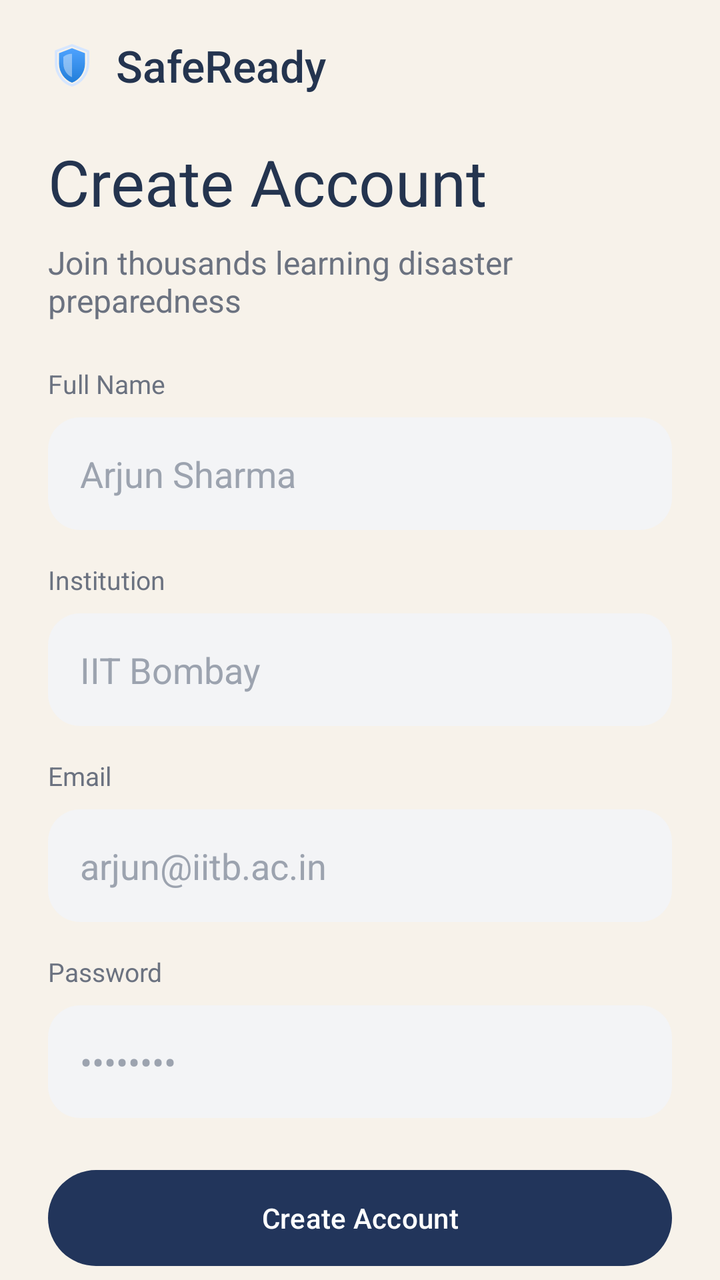
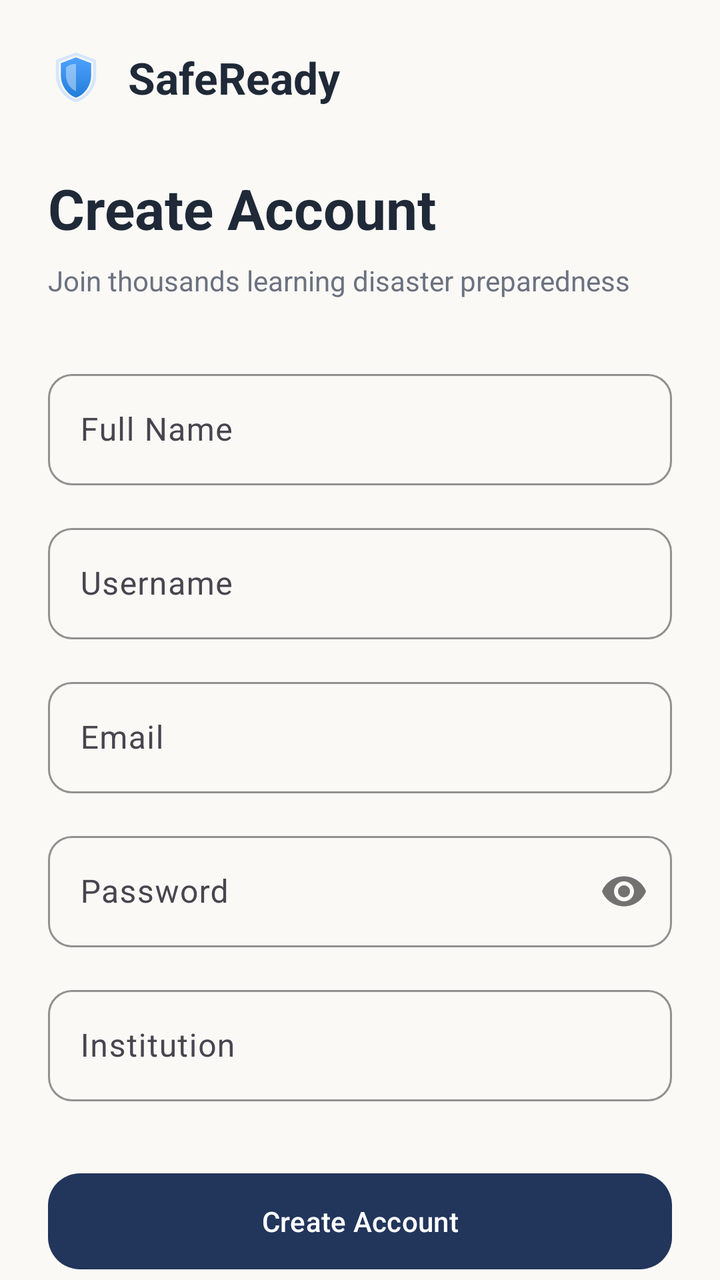

The first picture is an Android layout as it rendered before a commit; the second is the same layout after the commit. The layout source and the unified diff follow.
<!-- AndroidManifest.xml: application theme Theme.Capstone -->
<!-- res/layout/activity_signup.xml -->
<?xml version="1.0" encoding="utf-8"?>
<androidx.core.widget.NestedScrollView xmlns:android="http://schemas.android.com/apk/res/android"
    xmlns:app="http://schemas.android.com/apk/res-auto"
    android:id="@+id/signupScroll"
    android:layout_width="match_parent"
    android:layout_height="match_parent"
    android:background="@color/signup_bg"
    android:fillViewport="true">

    <androidx.constraintlayout.widget.ConstraintLayout
        android:id="@+id/signupRoot"
        android:layout_width="match_parent"
        android:layout_height="match_parent"
        android:paddingStart="24dp"
        android:paddingEnd="24dp"
        android:paddingTop="18dp"
        android:paddingBottom="18dp">

        
        <LinearLayout
            android:id="@+id/header"
            android:layout_width="wrap_content"
            android:layout_height="wrap_content"
            android:gravity="center_vertical"
            android:orientation="horizontal"
            app:layout_constraintStart_toStartOf="parent"
            app:layout_constraintTop_toTopOf="parent">

            <ImageView
                android:layout_width="24dp"
                android:layout_height="24dp"
                android:contentDescription="@string/safeready_logo"
                android:src="@drawable/ic_shield_gradient" />

            <TextView
                android:layout_width="wrap_content"
                android:layout_height="wrap_content"
                android:layout_marginStart="10dp"
                android:fontFamily="sans-serif-medium"
                android:text="@string/safeready_title"
                android:textColor="@color/onboarding_title"
                android:textSize="22sp" />
        </LinearLayout>

        <TextView
            android:id="@+id/title"
            android:layout_width="0dp"
            android:layout_height="wrap_content"
            android:layout_marginTop="22dp"
            android:fontFamily="sans-serif"
            android:text="@string/signup_title"
            android:textColor="@color/onboarding_title"
            android:textSize="32sp"
            app:layout_constraintEnd_toEndOf="parent"
            app:layout_constraintStart_toStartOf="parent"
            app:layout_constraintTop_toBottomOf="@id/header" />

        <TextView
            android:id="@+id/subtitle"
            android:layout_width="0dp"
            android:layout_height="wrap_content"
            android:layout_marginTop="8dp"
            android:fontFamily="sans-serif"
            android:text="@string/signup_subtitle"
            android:textColor="@color/onboarding_desc"
            android:textSize="16sp"
            app:layout_constraintEnd_toEndOf="parent"
            app:layout_constraintStart_toStartOf="parent"
            app:layout_constraintTop_toBottomOf="@id/title" />

        
        <TextView
            android:id="@+id/labelName"
            android:layout_width="0dp"
            android:layout_height="wrap_content"
            android:layout_marginTop="22dp"
            android:fontFamily="sans-serif"
            android:text="@string/signup_fullname"
            android:textColor="@color/signup_label"
            android:textSize="13sp"
            app:layout_constraintEnd_toEndOf="parent"
            app:layout_constraintStart_toStartOf="parent"
            app:layout_constraintTop_toBottomOf="@id/subtitle" />

        <EditText
            android:id="@+id/inputName"
            android:layout_width="0dp"
            android:layout_height="wrap_content"
            android:layout_marginTop="8dp"
            android:background="@drawable/bg_input"
            android:fontFamily="sans-serif"
            android:hint="@string/signup_fullname_hint"
            android:inputType="textPersonName"
            android:padding="16dp"
            android:textColor="@color/signup_input"
            android:textColorHint="@color/signup_hint"
            app:layout_constraintEnd_toEndOf="parent"
            app:layout_constraintStart_toStartOf="parent"
            app:layout_constraintTop_toBottomOf="@id/labelName" />

        
        <TextView
            android:id="@+id/labelInstitution"
            android:layout_width="0dp"
            android:layout_height="wrap_content"
            android:layout_marginTop="16dp"
            android:fontFamily="sans-serif"
            android:text="@string/signup_institution"
            android:textColor="@color/signup_label"
            android:textSize="13sp"
            app:layout_constraintEnd_toEndOf="parent"
            app:layout_constraintStart_toStartOf="parent"
            app:layout_constraintTop_toBottomOf="@id/inputName" />

        <EditText
            android:id="@+id/inputInstitution"
            android:layout_width="0dp"
            android:layout_height="wrap_content"
            android:layout_marginTop="8dp"
            android:background="@drawable/bg_input"
            android:fontFamily="sans-serif"
            android:hint="@string/signup_institution_hint"
            android:inputType="text"
            android:padding="16dp"
            android:textColor="@color/signup_input"
            android:textColorHint="@color/signup_hint"
            app:layout_constraintEnd_toEndOf="parent"
            app:layout_constraintStart_toStartOf="parent"
            app:layout_constraintTop_toBottomOf="@id/labelInstitution" />

        
        <TextView
            android:id="@+id/labelEmail"
            android:layout_width="0dp"
            android:layout_height="wrap_content"
            android:layout_marginTop="16dp"
            android:fontFamily="sans-serif"
            android:text="@string/signup_email"
            android:textColor="@color/signup_label"
            android:textSize="13sp"
            app:layout_constraintEnd_toEndOf="parent"
            app:layout_constraintStart_toStartOf="parent"
            app:layout_constraintTop_toBottomOf="@id/inputInstitution" />

        <EditText
            android:id="@+id/inputEmail"
            android:layout_width="0dp"
            android:layout_height="wrap_content"
            android:layout_marginTop="8dp"
            android:background="@drawable/bg_input"
            android:fontFamily="sans-serif"
            android:hint="@string/signup_email_hint"
            android:inputType="textEmailAddress"
            android:padding="16dp"
            android:textColor="@color/signup_input"
            android:textColorHint="@color/signup_hint"
            app:layout_constraintEnd_toEndOf="parent"
            app:layout_constraintStart_toStartOf="parent"
            app:layout_constraintTop_toBottomOf="@id/labelEmail" />

        
        <TextView
            android:id="@+id/labelPassword"
            android:layout_width="0dp"
            android:layout_height="wrap_content"
            android:layout_marginTop="16dp"
            android:fontFamily="sans-serif"
            android:text="@string/signup_password"
            android:textColor="@color/signup_label"
            android:textSize="13sp"
            app:layout_constraintEnd_toEndOf="parent"
            app:layout_constraintStart_toStartOf="parent"
            app:layout_constraintTop_toBottomOf="@id/inputEmail" />

        <EditText
            android:id="@+id/inputPassword"
            android:layout_width="0dp"
            android:layout_height="wrap_content"
            android:layout_marginTop="8dp"
            android:background="@drawable/bg_input"
            android:fontFamily="sans-serif"
            android:hint="@string/signup_password_hint"
            android:inputType="textPassword"
            android:padding="16dp"
            android:textColor="@color/signup_input"
            android:textColorHint="@color/signup_hint"
            app:layout_constraintEnd_toEndOf="parent"
            app:layout_constraintStart_toStartOf="parent"
            app:layout_constraintTop_toBottomOf="@id/labelPassword" />

        <com.google.android.material.button.MaterialButton
            android:id="@+id/btnCreate"
            android:layout_width="0dp"
            android:layout_height="56dp"
            android:layout_marginTop="22dp"
            android:fontFamily="sans-serif-medium"
            android:text="@string/signup_primary"
            android:textAllCaps="false"
            android:textColor="@color/white"
            app:backgroundTint="@color/safeready_navy"
            app:cornerRadius="30dp"
            app:layout_constraintEnd_toEndOf="parent"
            app:layout_constraintStart_toStartOf="parent"
            app:layout_constraintTop_toBottomOf="@id/inputPassword" />

        <TextView
            android:id="@+id/footer"
            android:layout_width="0dp"
            android:layout_height="wrap_content"
            android:layout_marginTop="18dp"
            android:fontFamily="sans-serif"
            android:gravity="center"
            android:textColor="@color/onboarding_desc"
            android:textSize="14sp"
            app:layout_constraintEnd_toEndOf="parent"
            app:layout_constraintStart_toStartOf="parent"
            app:layout_constraintTop_toBottomOf="@id/btnCreate" />

    </androidx.constraintlayout.widget.ConstraintLayout>
</androidx.core.widget.NestedScrollView>
<!-- resources referenced by this layout -->
<resources>
  <color name="onboarding_desc">#6B7280</color>
  <color name="onboarding_title">#24344F</color>
  <color name="safeready_navy">#22355B</color>
  <color name="signup_bg">#F7F2EA</color>
  <color name="signup_hint">#9CA3AF</color>
  <color name="signup_input">#374151</color>
  <color name="signup_label">#6B7280</color>
  <color name="white">#FFFFFFFF</color>
  <!-- drawable bg_input (drawable) -->
  <?xml version="1.0" encoding="utf-8"?>
  <shape xmlns:android="http://schemas.android.com/apk/res/android">
      <solid android:color="#F3F4F6" />
      <corners android:radius="16dp" />
  </shape>
  <string name="safeready_logo">SafeReady logo</string>
  <string name="safeready_title">SafeReady</string>
  <string name="signup_email">Email</string>
  <string name="signup_email_hint">arjun@iitb.ac.in</string>
  <string name="signup_fullname">Full Name</string>
  <string name="signup_fullname_hint">Arjun Sharma</string>
  <string name="signup_institution">Institution</string>
  <string name="signup_institution_hint">IIT Bombay</string>
  <string name="signup_password">Password</string>
  <string name="signup_password_hint">••••••••</string>
  <string name="signup_primary">Create Account</string>
  <string name="signup_subtitle">Join thousands learning disaster preparedness</string>
  <string name="signup_title">Create Account</string>
  <style name="Theme.Capstone" parent="Base.Theme.Capstone" />
  <style name="Base.Theme.Capstone" parent="Theme.Material3.DayNight.NoActionBar">
          
          
      </style>
  <!-- unchanged entries left out for length: 1 -->
</resources>

<!-- the commit's change to res/layout/activity_signup.xml (unified diff, before → after) -->
@@ -4,17 +4,14 @@
     android:id="@+id/signupScroll"
     android:layout_width="match_parent"
     android:layout_height="match_parent"
-    android:background="@color/signup_bg"
+    android:background="@color/bg_app"
     android:fillViewport="true">
 
     <androidx.constraintlayout.widget.ConstraintLayout
         android:id="@+id/signupRoot"
         android:layout_width="match_parent"
         android:layout_height="match_parent"
-        android:paddingStart="24dp"
-        android:paddingEnd="24dp"
-        android:paddingTop="18dp"
-        android:paddingBottom="18dp">
+        android:padding="24dp">
 
         
         <LinearLayout
@@ -27,191 +24,142 @@
             app:layout_constraintTop_toTopOf="parent">
 
             <ImageView
-                android:layout_width="24dp"
-                android:layout_height="24dp"
-                android:contentDescription="@string/safeready_logo"
+                android:layout_width="28dp"
+                android:layout_height="28dp"
                 android:src="@drawable/ic_shield_gradient" />
 
             <TextView
+                style="@style/TextStyle.Heading.Large"
                 android:layout_width="wrap_content"
                 android:layout_height="wrap_content"
-                android:layout_marginStart="10dp"
-                android:fontFamily="sans-serif-medium"
-                android:text="@string/safeready_title"
-                android:textColor="@color/onboarding_title"
-                android:textSize="22sp" />
+                android:layout_marginStart="12dp"
+                android:text="@string/safeready_title" />
         </LinearLayout>
 
         <TextView
             android:id="@+id/title"
+            style="@style/TextStyle.Display.Medium"
             android:layout_width="0dp"
             android:layout_height="wrap_content"
-            android:layout_marginTop="22dp"
-            android:fontFamily="sans-serif"
+            android:layout_marginTop="32dp"
             android:text="@string/signup_title"
-            android:textColor="@color/onboarding_title"
-            android:textSize="32sp"
             app:layout_constraintEnd_toEndOf="parent"
             app:layout_constraintStart_toStartOf="parent"
             app:layout_constraintTop_toBottomOf="@id/header" />
 
         <TextView
             android:id="@+id/subtitle"
+            style="@style/TextStyle.Body.Medium"
             android:layout_width="0dp"
             android:layout_height="wrap_content"
             android:layout_marginTop="8dp"
-            android:fontFamily="sans-serif"
             android:text="@string/signup_subtitle"
-            android:textColor="@color/onboarding_desc"
-            android:textSize="16sp"
+            android:textColor="@color/text_secondary"
             app:layout_constraintEnd_toEndOf="parent"
             app:layout_constraintStart_toStartOf="parent"
             app:layout_constraintTop_toBottomOf="@id/title" />
 
         
-        <TextView
-            android:id="@+id/labelName"
-            android:layout_width="0dp"
+        <com.google.android.material.textfield.TextInputLayout
+            android:id="@+id/layoutName"
+            style="@style/InputField.Primary"
+            android:layout_width="match_parent"
             android:layout_height="wrap_content"
-            android:layout_marginTop="22dp"
-            android:fontFamily="sans-serif"
-            android:text="@string/signup_fullname"
-            android:textColor="@color/signup_label"
-            android:textSize="13sp"
-            app:layout_constraintEnd_toEndOf="parent"
-            app:layout_constraintStart_toStartOf="parent"
-            app:layout_constraintTop_toBottomOf="@id/subtitle" />
+            android:layout_marginTop="32dp"
+            android:hint="@string/signup_fullname"
+            app:layout_constraintTop_toBottomOf="@id/subtitle">
 
-        <EditText
-            android:id="@+id/inputName"
-            android:layout_width="0dp"
-            android:layout_height="wrap_content"
-            android:layout_marginTop="8dp"
-            android:background="@drawable/bg_input"
-            android:fontFamily="sans-serif"
-            android:hint="@string/signup_fullname_hint"
-            android:inputType="textPersonName"
-            android:padding="16dp"
-            android:textColor="@color/signup_input"
-            android:textColorHint="@color/signup_hint"
-            app:layout_constraintEnd_toEndOf="parent"
-            app:layout_constraintStart_toStartOf="parent"
-            app:layout_constraintTop_toBottomOf="@id/labelName" />
+            <com.google.android.material.textfield.TextInputEditText
+                android:id="@+id/inputName"
+                android:layout_width="match_parent"
+                android:layout_height="wrap_content"
+                android:inputType="textPersonName" />
+        </com.google.android.material.textfield.TextInputLayout>
 
         
-        <TextView
-            android:id="@+id/labelInstitution"
-            android:layout_width="0dp"
+        <com.google.android.material.textfield.TextInputLayout
+            android:id="@+id/layoutUsername"
+            style="@style/InputField.Primary"
+            android:layout_width="match_parent"
             android:layout_height="wrap_content"
             android:layout_marginTop="16dp"
-            android:fontFamily="sans-serif"
-            android:text="@string/signup_institution"
-            android:textColor="@color/signup_label"
-            android:textSize="13sp"
-            app:layout_constraintEnd_toEndOf="parent"
-            app:layout_constraintStart_toStartOf="parent"
-            app:layout_constraintTop_toBottomOf="@id/inputName" />
+            android:hint="@string/signup_username"
+            app:layout_constraintTop_toBottomOf="@id/layoutName">
 
-        <EditText
-            android:id="@+id/inputInstitution"
-            android:layout_width="0dp"
-            android:layout_height="wrap_content"
-            android:layout_marginTop="8dp"
-            android:background="@drawable/bg_input"
-            android:fontFamily="sans-serif"
-            android:hint="@string/signup_institution_hint"
-            android:inputType="text"
-            android:padding="16dp"
-            android:textColor="@color/signup_input"
-            android:textColorHint="@color/signup_hint"
-            app:layout_constraintEnd_toEndOf="parent"
-            app:layout_constraintStart_toStartOf="parent"
-            app:layout_constraintTop_toBottomOf="@id/labelInstitution" />
+            <com.google.android.material.textfield.TextInputEditText
+                android:id="@+id/inputUsername"
+                android:layout_width="match_parent"
+                android:layout_height="wrap_content"
+                android:inputType="text" />
+        </com.google.android.material.textfield.TextInputLayout>
 
         
-        <TextView
-            android:id="@+id/labelEmail"
-            android:layout_width="0dp"
+        <com.google.android.material.textfield.TextInputLayout
+            android:id="@+id/layoutEmail"
+            style="@style/InputField.Primary"
+            android:layout_width="match_parent"
             android:layout_height="wrap_content"
             android:layout_marginTop="16dp"
-            android:fontFamily="sans-serif"
-            android:text="@string/signup_email"
-            android:textColor="@color/signup_label"
-            android:textSize="13sp"
-            app:layout_constraintEnd_toEndOf="parent"
-            app:layout_constraintStart_toStartOf="parent"
-            app:layout_constraintTop_toBottomOf="@id/inputInstitution" />
+            android:hint="@string/signup_email"
+            app:layout_constraintTop_toBottomOf="@id/layoutUsername">
 
-        <EditText
-            android:id="@+id/inputEmail"
-            android:layout_width="0dp"
-            android:layout_height="wrap_content"
-            android:layout_marginTop="8dp"
-            android:background="@drawable/bg_input"
-            android:fontFamily="sans-serif"
-            android:hint="@string/signup_email_hint"
-            android:inputType="textEmailAddress"
-            android:padding="16dp"
-            android:textColor="@color/signup_input"
-            android:textColorHint="@color/signup_hint"
-            app:layout_constraintEnd_toEndOf="parent"
-            app:layout_constraintStart_toStartOf="parent"
-            app:layout_constraintTop_toBottomOf="@id/labelEmail" />
+            <com.google.android.material.textfield.TextInputEditText
+                android:id="@+id/inputEmail"
+                android:layout_width="match_parent"
+                android:layout_height="wrap_content"
+                android:inputType="textEmailAddress" />
+        </com.google.android.material.textfield.TextInputLayout>
 
         
-        <TextView
-            android:id="@+id/labelPassword"
-            android:layout_width="0dp"
+        <com.google.android.material.textfield.TextInputLayout
+            android:id="@+id/layoutPassword"
+            style="@style/InputField.Primary"
+            android:layout_width="match_parent"
             android:layout_height="wrap_content"
             android:layout_marginTop="16dp"
-            android:fontFamily="sans-serif"
-            android:text="@string/signup_password"
-            android:textColor="@color/signup_label"
-            android:textSize="13sp"
-            app:layout_constraintEnd_toEndOf="parent"
-            app:layout_constraintStart_toStartOf="parent"
-            app:layout_constraintTop_toBottomOf="@id/inputEmail" />
+            android:hint="@string/signup_password"
+            app:passwordToggleEnabled="true"
+            app:layout_constraintTop_toBottomOf="@id/layoutEmail">
 
-        <EditText
-            android:id="@+id/inputPassword"
-            android:layout_width="0dp"
+            <com.google.android.material.textfield.TextInputEditText
+                android:id="@+id/inputPassword"
+                android:layout_width="match_parent"
+                android:layout_height="wrap_content"
+                android:inputType="textPassword" />
+        </com.google.android.material.textfield.TextInputLayout>
+
+        
+        <com.google.android.material.textfield.TextInputLayout
+            android:id="@+id/layoutInstitution"
+            style="@style/InputField.Primary"
+            android:layout_width="match_parent"
             android:layout_height="wrap_content"
-            android:layout_marginTop="8dp"
-            android:background="@drawable/bg_input"
-            android:fontFamily="sans-serif"
-            android:hint="@string/signup_password_hint"
-            android:inputType="textPassword"
-            android:padding="16dp"
-            android:textColor="@color/signup_input"
-            android:textColorHint="@color/signup_hint"
-            app:layout_constraintEnd_toEndOf="parent"
-            app:layout_constraintStart_toStartOf="parent"
-            app:layout_constraintTop_toBottomOf="@id/labelPassword" />
+            android:layout_marginTop="16dp"
+            android:hint="@string/signup_institution"
+            app:layout_constraintTop_toBottomOf="@id/layoutPassword">
+
+            <com.google.android.material.textfield.TextInputEditText
+                android:id="@+id/inputInstitution"
+                android:layout_width="match_parent"
+                android:layout_height="wrap_content"
+                android:inputType="text" />
+        </com.google.android.material.textfield.TextInputLayout>
 
         <com.google.android.material.button.MaterialButton
             android:id="@+id/btnCreate"
-            android:layout_width="0dp"
+            style="@style/Button.Primary"
+            android:layout_width="match_parent"
             android:layout_height="56dp"
-            android:layout_marginTop="22dp"
-            android:fontFamily="sans-serif-medium"
+            android:layout_marginTop="32dp"
             android:text="@string/signup_primary"
-            android:textAllCaps="false"
-            android:textColor="@color/white"
-            app:backgroundTint="@color/safeready_navy"
-            app:cornerRadius="30dp"
-            app:layout_constraintEnd_toEndOf="parent"
-            app:layout_constraintStart_toStartOf="parent"
-            app:layout_constraintTop_toBottomOf="@id/inputPassword" />
+            app:layout_constraintTop_toBottomOf="@id/layoutInstitution" />
 
         <TextView
             android:id="@+id/footer"
-            android:layout_width="0dp"
+            style="@style/TextStyle.Body.Medium"
+            android:layout_width="wrap_content"
             android:layout_height="wrap_content"
-            android:layout_marginTop="18dp"
-            android:fontFamily="sans-serif"
-            android:gravity="center"
-            android:textColor="@color/onboarding_desc"
-            android:textSize="14sp"
+            android:layout_marginTop="24dp"
             app:layout_constraintEnd_toEndOf="parent"
             app:layout_constraintStart_toStartOf="parent"
             app:layout_constraintTop_toBottomOf="@id/btnCreate" />
<!-- resource entries referenced after the edit -->
@@ -1,37 +1,72 @@
 <!-- resources referenced by this layout -->
 <resources>
-  <color name="onboarding_desc">#6B7280</color>
-  <color name="onboarding_title">#24344F</color>
-  <color name="safeready_navy">#22355B</color>
-  <color name="signup_bg">#F7F2EA</color>
-  <color name="signup_hint">#9CA3AF</color>
-  <color name="signup_input">#374151</color>
-  <color name="signup_label">#6B7280</color>
-  <color name="white">#FFFFFFFF</color>
-  <!-- drawable bg_input (drawable) -->
-  <?xml version="1.0" encoding="utf-8"?>
-  <shape xmlns:android="http://schemas.android.com/apk/res/android">
-      <solid android:color="#F3F4F6" />
-      <corners android:radius="16dp" />
-  </shape>
-  <string name="safeready_logo">SafeReady logo</string>
+  <color name="bg_app">#FAF9F6</color>
+  <color name="text_secondary">#6B7280</color>
   <string name="safeready_title">SafeReady</string>
   <string name="signup_email">Email</string>
-  <string name="signup_email_hint">arjun@iitb.ac.in</string>
   <string name="signup_fullname">Full Name</string>
-  <string name="signup_fullname_hint">Arjun Sharma</string>
   <string name="signup_institution">Institution</string>
-  <string name="signup_institution_hint">IIT Bombay</string>
   <string name="signup_password">Password</string>
-  <string name="signup_password_hint">••••••••</string>
   <string name="signup_primary">Create Account</string>
   <string name="signup_subtitle">Join thousands learning disaster preparedness</string>
   <string name="signup_title">Create Account</string>
+  <string name="signup_username">Username</string>
+  <style name="Button.Primary" parent="Widget.Material3.Button">
+          <item name="backgroundTint">@color/color_navy_800</item>
+          <item name="android:textColor">@color/text_inverse</item>
+          <item name="android:minHeight">@dimen/button_height_large</item>
+          <item name="cornerRadius">@dimen/corner_lg</item>
+          <item name="android:textSize">@dimen/text_body_md</item>
+          <item name="android:fontFamily">sans-serif-medium</item>
+      </style>
+  <style name="InputField.Primary" parent="Widget.Material3.TextInputLayout.OutlinedBox">
+          <item name="android:minHeight">@dimen/input_field_height</item>
+          <item name="boxStrokeColor">@color/border_light</item>
+          <item name="boxCornerRadiusBottomEnd">@dimen/corner_md</item>
+          <item name="boxCornerRadiusBottomStart">@dimen/corner_md</item>
+          <item name="boxCornerRadiusTopEnd">@dimen/corner_md</item>
+          <item name="boxCornerRadiusTopStart">@dimen/corner_md</item>
+          <item name="hintTextColor">@color/text_tertiary</item>
+      </style>
+  <style name="TextStyle.Body.Medium" parent="TextStyle.Body">
+          <item name="android:textSize">@dimen/text_body_md</item>
+          <item name="android:fontFamily">sans-serif</item>
+      </style>
+  <style name="TextStyle.Display.Medium" parent="TextStyle.Display">
+          <item name="android:textSize">@dimen/text_display_md</item>
+          <item name="android:fontFamily">sans-serif</item>
+      </style>
+  <style name="TextStyle.Heading.Large" parent="TextStyle.Heading">
+          <item name="android:textSize">@dimen/text_heading_lg</item>
+          <item name="android:fontFamily">sans-serif</item>
+      </style>
   <style name="Theme.Capstone" parent="Base.Theme.Capstone" />
+  <color name="color_navy_800">#22355B</color>
+  <color name="text_inverse">#FFFFFF</color>
+  <dimen name="button_height_large">48dp</dimen>
+  <dimen name="corner_lg">16dp</dimen>
+  <dimen name="text_body_md">14sp</dimen>
+  <dimen name="input_field_height">48dp</dimen>
+  <color name="border_light">#E5E7EB</color>
+  <dimen name="corner_md">12dp</dimen>
+  <color name="text_tertiary">#9CA3AF</color>
+  <style name="TextStyle.Body" parent="TextStyle" />
+  <style name="TextStyle.Display" parent="TextStyle">
+          <item name="android:textStyle">bold</item>
+      </style>
+  <dimen name="text_display_md">28sp</dimen>
+  <style name="TextStyle.Heading" parent="TextStyle">
+          <item name="android:textStyle">bold</item>
+      </style>
+  <dimen name="text_heading_lg">22sp</dimen>
   <style name="Base.Theme.Capstone" parent="Theme.Material3.DayNight.NoActionBar">
           
           
       </style>
+  <style name="TextStyle">
+          <item name="android:textColor">@color/text_primary</item>
+      </style>
+  <color name="text_primary">#1F2937</color>
   <!-- unchanged entries left out for length: 1 -->
 </resources>
 
